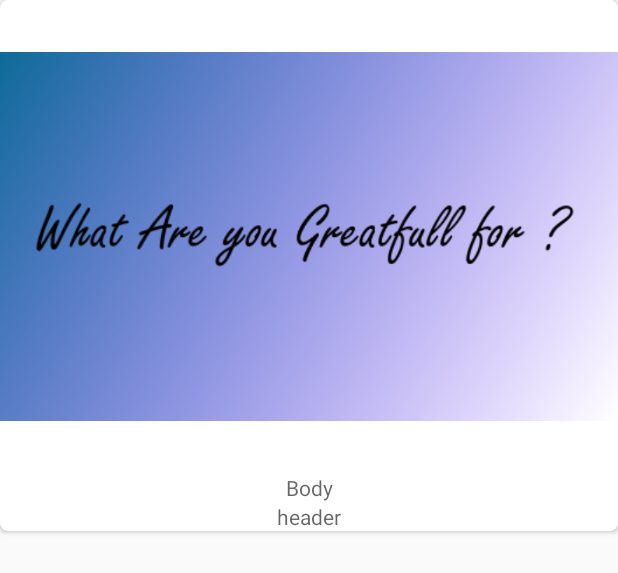
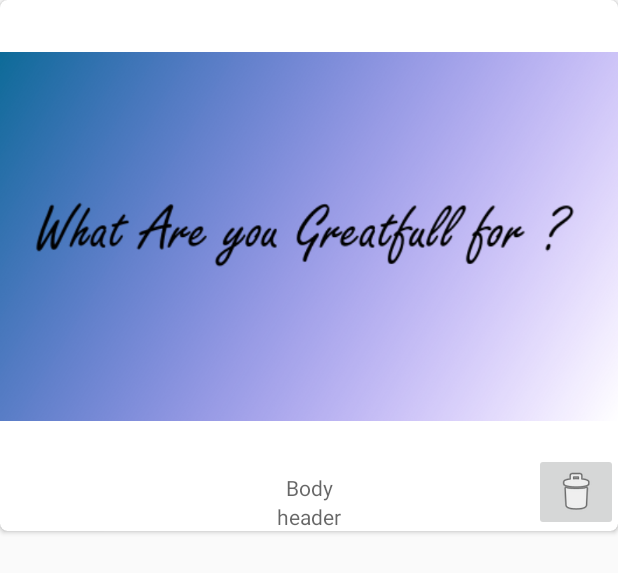
Before and after one commit to nabadeep25/GratitudeLog, an Android app: the layout log_item.xml on its own in the app's theme, with its tools: preview values and no code run, on a phone screen of 412 x 824 dp. Shown: the top 573 px of the screen. Run offline under Robolectric (Android 15) with nearby library versions, the phone set to English and light mode, and no system bars.

Commit message:
deletion added

```diff
--- a/app/src/main/java/model/Gratitudemodel.java
+++ b/app/src/main/java/model/Gratitudemodel.java
@@ -5,6 +5,7 @@ import com.google.firebase.Timestamp;
 public class Gratitudemodel {
     private String title;
     private String body;
+
 
 
 
@@ -17,6 +18,9 @@ public class Gratitudemodel {
     private Timestamp createdAt;
     public Gratitudemodel() {
     }
+
+
+
     public Gratitudemodel(String title, String body, String imageUrl, String userId, String useName, Timestamp createdAt) {
         this.title = title;
         this.body = body;
@@ -24,6 +28,8 @@ public class Gratitudemodel {
         this.userId = userId;
         this.useName = useName;
         this.createdAt = createdAt;
+
+
     }
 
     public String getTitle() {
--- a/app/src/main/res/layout/log_item.xml
+++ b/app/src/main/res/layout/log_item.xml
@@ -35,5 +35,11 @@
         android:hint="header" />
 </LinearLayout>
 
+    <ImageButton
+        android:id="@+id/deletebutton"
+        android:layout_width="wrap_content"
 
+        android:layout_height="wrap_content"
+        android:layout_gravity="end|bottom"
+        android:src="@android:drawable/ic_menu_delete" />
     </androidx.cardview.widget.CardView>
```
Also changed, not shown: app/src/main/java/Adapter/RecyclerViewAdapter.java (+33 -1 lines), app/src/main/java/com/nabadeep/gratitudelog/ListLogs.java (+7 -1 lines).
